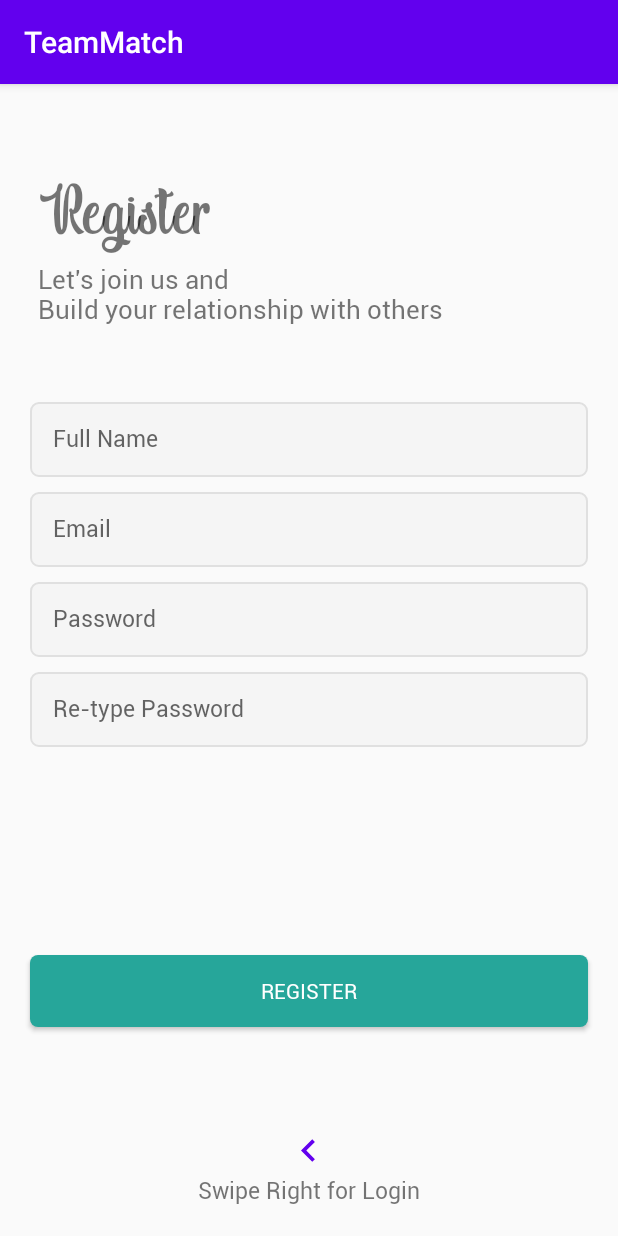
After one commit to acm1997/TeamMatch, an Android app: the fragment RegisterFragment shown on its own in the app's theme, on a phone screen of 412 x 824 dp. The commit adds this screen. Run offline under Robolectric (Android 15) with nearby library versions, the phone set to English and light mode, and no system bars.

Commit message:
Interfaces Registro y Login

```diff
--- /dev/null
+++ b/app/src/main/java/com/example/teammatch/RegisterFragment.java
@@ -0,0 +1,23 @@
+package com.example.teammatch;
+
+import android.os.Bundle;
+
+import androidx.fragment.app.Fragment;
+
+import android.view.LayoutInflater;
+import android.view.View;
+import android.view.ViewGroup;
+
+public class RegisterFragment extends Fragment {
+
+    public RegisterFragment() {
+        // Required empty public constructor
+    }
+
+    @Override
+    public View onCreateView(LayoutInflater inflater, ViewGroup container,
+                             Bundle savedInstanceState) {
+        // Inflate the layout for this fragment
+        return inflater.inflate(R.layout.fragment_register, container, false);
+    }
+}
--- /dev/null
+++ b/app/src/main/res/drawable/btn_custom.xml
@@ -0,0 +1,14 @@
+<?xml version="1.0" encoding="utf-8"?>
+<shape xmlns:android="http://schemas.android.com/apk/res/android"
+    android:padding="10dp"
+    android:shape="rectangle" >
+
+    <solid android:color="#26a69a" />
+
+    <corners
+        android:bottomLeftRadius="5dp"
+        android:bottomRightRadius="5dp"
+        android:topLeftRadius="5dp"
+        android:topRightRadius="5dp" />
+
+</shape>
--- /dev/null
+++ b/app/src/main/res/drawable/et_custom.xml
@@ -0,0 +1,18 @@
+<?xml version="1.0" encoding="utf-8"?>
+<shape xmlns:android="http://schemas.android.com/apk/res/android"
+    android:padding="10dp"
+    android:shape="rectangle" >
+
+    <solid android:color="#f5f5f5" />
+
+    <stroke
+        android:width="1dp"
+        android:color="#e0e0e0" />
+
+    <corners
+        android:bottomLeftRadius="5dp"
+        android:bottomRightRadius="5dp"
+        android:topLeftRadius="5dp"
+        android:topRightRadius="5dp" />
+
+</shape>
--- /dev/null
+++ b/app/src/main/res/drawable/ic_arrow_left.xml
@@ -0,0 +1,8 @@
+<vector android:height="24dp"
+    android:tint="@color/colorPrimary"
+    android:viewportHeight="24.0"
+    android:viewportWidth="24.0"
+    android:width="24dp"
+    xmlns:android="http://schemas.android.com/apk/res/android">
+    <path android:fillColor="#FF000000" android:pathData="M15.41,16.09l-4.58,-4.59 4.58,-4.59L14,5.5l-6,6 6,6z"/>
+</vector>
--- /dev/null
+++ b/app/src/main/res/layout/fragment_register.xml
@@ -0,0 +1,125 @@
+<?xml version="1.0" encoding="utf-8"?>
+<LinearLayout
+    xmlns:android="http://schemas.android.com/apk/res/android"
+    xmlns:tools="http://schemas.android.com/tools"
+    android:layout_width="match_parent"
+    android:layout_height="match_parent"
+    android:orientation="vertical"
+    tools:context=".RegisterFragment">
+
+    <TextView
+        android:id="@+id/tv_logo"
+        android:layout_width="wrap_content"
+        android:layout_height="wrap_content"
+        android:text="@string/register"
+        android:textAlignment="center"
+        android:textSize="50sp"
+        android:layout_marginStart="25dp"
+        android:layout_marginBottom="5dp"
+        android:fontFamily="@font/indigo_daisy"
+        android:layout_marginTop="60dp"/>
+
+    <TextView
+        android:id="@+id/tv_subtitle"
+        android:layout_width="wrap_content"
+        android:layout_height="wrap_content"
+        android:text="@string/tag"
+        android:textSize="17sp"
+        android:fontFamily="@font/roboto_regular"
+        android:layout_marginStart="25dp"
+        android:layout_marginBottom="50dp"/>
+
+    <EditText
+        android:id="@+id/et_name"
+        android:layout_width="match_parent"
+        android:layout_height="50dp"
+        android:hint="@string/your_name"
+        android:layout_marginLeft="20dp"
+        android:layout_marginRight="20dp"
+        android:layout_marginBottom="10dp"
+        android:padding="15dp"
+        android:inputType="textPersonName"
+        android:fontFamily="@font/roboto_regular"
+        android:background="@drawable/et_custom"
+        android:textSize="15sp" />
+
+    <EditText
+        android:id="@+id/et_email"
+        android:layout_width="match_parent"
+        android:layout_height="50dp"
+        android:hint="@string/e_mail"
+        android:layout_marginLeft="20dp"
+        android:layout_marginRight="20dp"
+        android:layout_marginBottom="10dp"
+        android:padding="15dp"
+        android:fontFamily="@font/roboto_regular"
+        android:inputType="textEmailAddress"
+        android:background="@drawable/et_custom"
+        android:textSize="15sp" />
+
+    <EditText
+        android:id="@+id/et_password"
+        android:layout_width="match_parent"
+        android:layout_height="50dp"
+        android:hint="@string/password"
+        android:layout_marginLeft="20dp"
+        android:layout_marginRight="20dp"
+        android:layout_marginBottom="10dp"
+        android:padding="15dp"
+        android:fontFamily="@font/roboto_regular"
+        android:inputType="textPassword"
+        android:background="@drawable/et_custom"
+        android:textSize="15sp" />
+
+    <EditText
+        android:id="@+id/et_repassword"
+        android:layout_width="match_parent"
+        android:layout_height="50dp"
+        android:hint="@string/re_type_password"
+        android:layout_marginLeft="20dp"
+        android:layout_marginRight="20dp"
+        android:padding="15dp"
+        android:fontFamily="@font/roboto_regular"
+        android:inputType="textPassword"
+        android:background="@drawable/et_custom"
+        android:textSize="15sp" />
+
+    <RelativeLayout
+        android:layout_width="match_parent"
+        android:layout_height="0dp"
+        android:layout_weight="1">
+
+        <Button
+            android:id="@+id/btn_register"
+            android:layout_width="match_parent"
+            android:layout_height="wrap_content"
+            android:background="@drawable/btn_custom"
+            android:fontFamily="@font/roboto_regular"
+            android:layout_marginLeft="20dp"
+            android:layout_marginRight="20dp"
+            android:layout_marginBottom="30dp"
+            android:layout_centerInParent="true"
+            android:textColor="@android:color/white"
+            android:text="@string/register"/>
+
+        <ImageView
+            android:layout_width="30dp"
+            android:layout_height="30dp"
+            android:src="@drawable/ic_arrow_left"
+            android:layout_above="@id/swipeLeft"
+            android:layout_centerHorizontal="true"/>
+
+        <TextView
+            android:id="@+id/swipeLeft"
+            android:layout_width="wrap_content"
+            android:layout_height="wrap_content"
+            android:text="@string/swipe_right_for_login"
+            android:textSize="15sp"
+            android:fontFamily="@font/roboto_regular"
+            android:layout_centerHorizontal="true"
+            android:layout_alignParentBottom="true"
+            android:layout_marginBottom="20dp"/>
+
+    </RelativeLayout>
+
+</LinearLayout>
--- a/app/src/main/res/menu/menu_main.xml
+++ b/app/src/main/res/menu/menu_main.xml
@@ -7,4 +7,10 @@
         android:orderInCategory="100"
         android:title="@string/action_settings"
         app:showAsAction="never" />
+
+    <item
+        android:id="@+id/action_text"
+        android:orderInCategory="100"
+        android:title="Login"
+        app:showAsAction="never" />
 </menu>
--- a/app/src/main/res/values/strings.xml
+++ b/app/src/main/res/values/strings.xml
@@ -11,4 +11,13 @@
     <string name="hello_second_fragment">Hello second fragment. Arg: %1$s</string>
     <!-- TODO: Remove or change this placeholder text -->
     <string name="hello_blank_fragment">Hello blank fragment</string>
+    <string name="swipe_left_for_register">Swipe Left for Register</string>
+    <string name="login">Login</string>
+    <string name="password">Password</string>
+    <string name="e_mail">Email</string>
+    <string name="tag">Let\'s join us and \nBuild your relationship with others</string>
+    <string name="swipe_right_for_login">Swipe Right for Login</string>
+    <string name="register">Register</string>
+    <string name="re_type_password">Re-type Password</string>
+    <string name="your_name">Full Name</string>
 </resources>
```
Also changed, not shown: app/build.gradle (+4 -4 lines), app/src/main/java/com/example/teammatch/LoginFragment.java (added, +24 -0 lines), app/src/main/java/com/example/teammatch/MainActivity.java (+7 -0 lines), app/src/main/res/drawable/ic_arrow_right.xml (added, +8 -0 lines), app/src/main/res/layout/fragment_login.xml (added, +90 -0 lines), app/src/main/res/font/indigo_daisy.ttf (added), app/src/main/res/font/roboto_regular.ttf (added), app/src/main/res/layout/activity_main.xml (line endings or trailing spaces).
